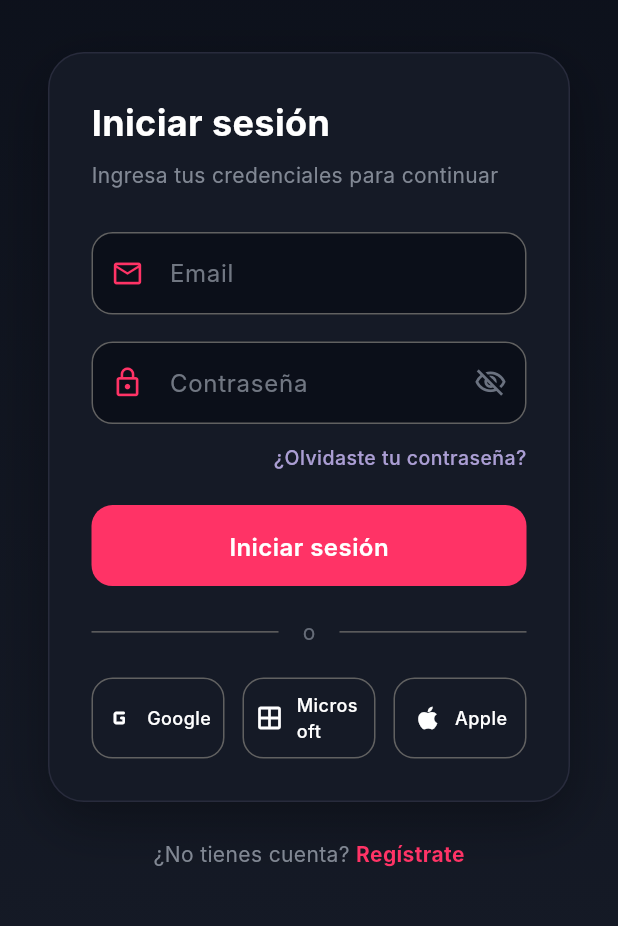
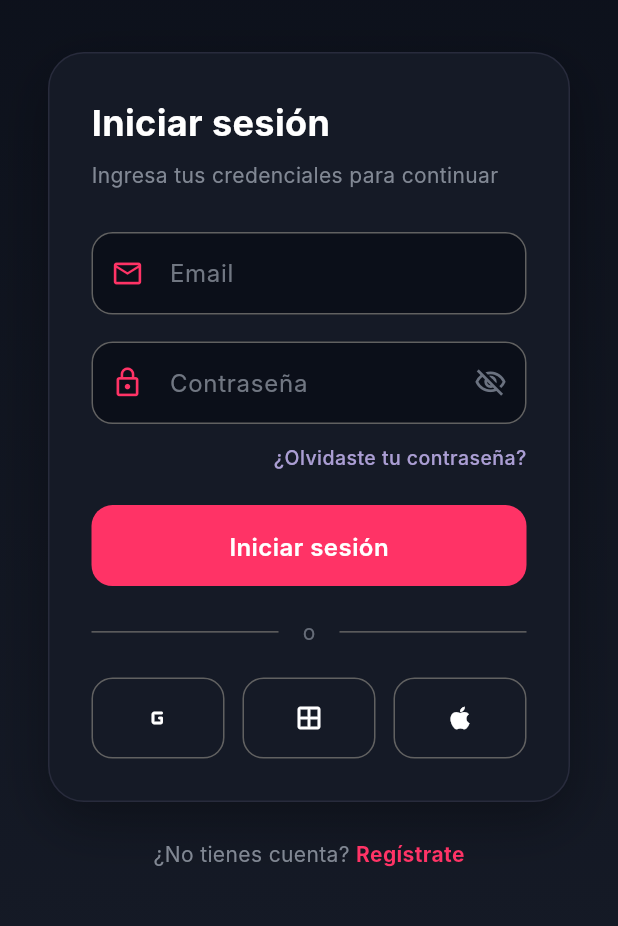
Before and after one commit to AppViTo/ViTo, a Flutter app: the screen it shows after launch, on a phone screen of 412 x 824 dp, the part 259-1185 px from its top. Run offline on Flutter 3.47's test engine with Material 3 defaults, Android fonts, the phone set to English and light mode, and no system bars; our stand-ins replace dartz, dio, equatable, flutter_bloc, flutter_secure_storage, get_it and 5 more; missing offline and left inert: mobile_scanner; accounts and stored records are empty; Roboto replaces fonts that are missing (Inter).

Commit message:
fix(app): botones sociales del login sin etiquetas partidas en pantallas angostas
En teléfonos angostos, "Google", "Microsoft" y "Apple" se partían letra por
letra. Con menos de 104 px por botón ahora se muestra solo el ícono, con el
nombre en el tooltip y en Semantics. Con más ancho, la etiqueta va en una
línea con elipsis.

Co-Authored-By: Claude Opus 5.5 <noreply@anthropic.com>

```diff
--- a/frontend/vito_app/lib/features/auth/presentation/pages/login_page.dart
+++ b/frontend/vito_app/lib/features/auth/presentation/pages/login_page.dart
@@ -401,28 +401,51 @@ class _SocialButton extends StatelessWidget {
     required this.onTap,
   });
 
+  // Por debajo de este ancho la etiqueta se partía letra por letra en teléfonos
+  // angostos: el botón muestra solo el ícono, con el nombre en el tooltip.
+  static const double _minWidthForLabel = 104;
+
   @override
   Widget build(BuildContext context) {
+    final style = OutlinedButton.styleFrom(
+      padding: const EdgeInsets.symmetric(horizontal: 8),
+      side: const BorderSide(color: AppColors.grey700),
+      shape: RoundedRectangleBorder(
+        borderRadius: BorderRadius.circular(14),
+      ),
+    );
+    final iconWidget = Icon(icon, size: 20, color: AppColors.blancoHielo);
+
     return SizedBox(
       height: 54,
-      child: OutlinedButton.icon(
+      child: LayoutBuilder(
+        builder: (context, constraints) {
+          if (constraints.maxWidth < _minWidthForLabel) {
+            return Tooltip(
+              message: label,
+              child: OutlinedButton(
                 onPressed: onTap,
-        icon: Icon(icon, size: 20, color: AppColors.blancoHielo),
+                style: style,
+                child: Semantics(label: label, child: iconWidget),
+              ),
+            );
+          }
+          return OutlinedButton.icon(
+            onPressed: onTap,
+            icon: iconWidget,
             label: Text(
               label,
+              maxLines: 1,
+              overflow: TextOverflow.ellipsis,
               style: const TextStyle(
                 fontSize: 12,
                 fontWeight: FontWeight.w500,
                 color: AppColors.blancoHielo,
               ),
             ),
-        style: OutlinedButton.styleFrom(
-          padding: const EdgeInsets.symmetric(horizontal: 8),
-          side: const BorderSide(color: AppColors.grey700),
-          shape: RoundedRectangleBorder(
-            borderRadius: BorderRadius.circular(14),
-          ),
-        ),
+            style: style,
+          );
+        },
       ),
     );
   }
```
Lines whose indentation alone changed are shown as unchanged.
